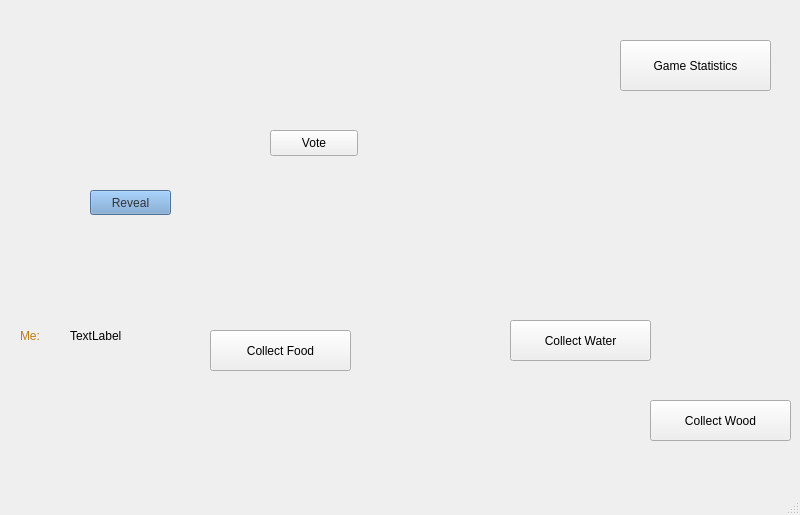
Above: hellapagos/gamewindow.ui from magacevic/Hellapagos before the change. Below: the same form after it.
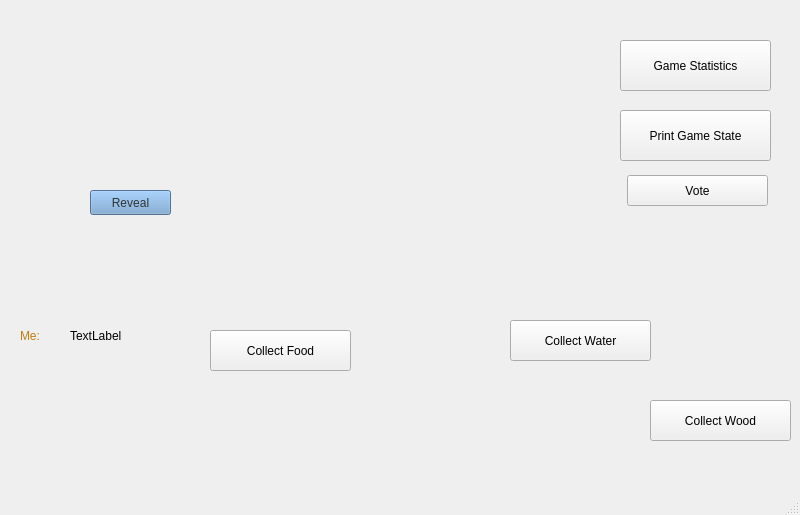
That is the form after the change. Icons and pictures are not drawn.

The edit to the form file:
```diff
--- a/hellapagos/gamewindow.ui
+++ b/hellapagos/gamewindow.ui
@@ -436,10 +436,10 @@
    <widget class="QPushButton" name="castVoteButton">
     <property name="geometry">
      <rect>
-      <x>270</x>
-      <y>130</y>
-      <width>88</width>
-      <height>26</height>
+      <x>627</x>
+      <y>175</y>
+      <width>141</width>
+      <height>31</height>
      </rect>
     </property>
     <property name="text">
@@ -459,6 +459,19 @@
      <string>Game Statistics</string>
     </property>
    </widget>
+   <widget class="QPushButton" name="GameStateButton">
+    <property name="geometry">
+     <rect>
+      <x>620</x>
+      <y>110</y>
+      <width>151</width>
+      <height>51</height>
+     </rect>
+    </property>
+    <property name="text">
+     <string>Print Game State</string>
+    </property>
+   </widget>
   </widget>
   <widget class="QMenuBar" name="menubar">
    <property name="geometry">
```
Left out of the diff: 2 changed lines with no effect on the pictures.
